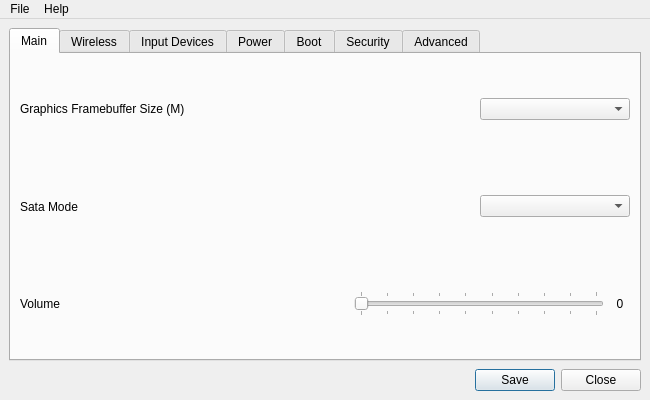
Before: the Qt Designer form src/x230/corevantage.ui in JaGoLi/corevantage, drawn with Qt 5.
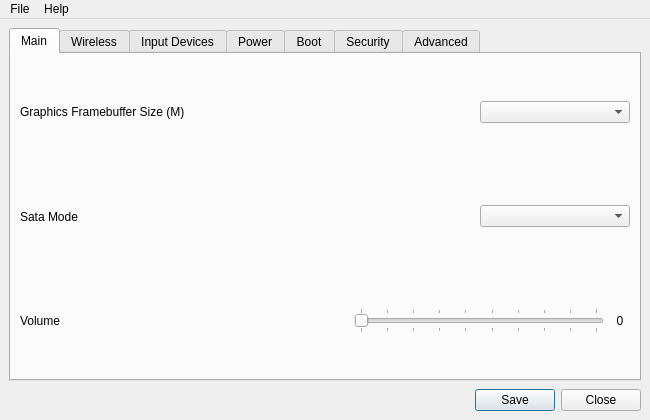
After: the same form once the commit is applied.

Commit message: increased x230 window height

What changed in the file:
```diff
--- a/src/x230/corevantage.ui
+++ b/src/x230/corevantage.ui
@@ -7,7 +7,7 @@
     <x>0</x>
     <y>0</y>
     <width>650</width>
-    <height>400</height>
+    <height>420</height>
    </rect>
   </property>
   <property name="sizePolicy">
@@ -19,13 +19,13 @@
   <property name="minimumSize">
    <size>
     <width>650</width>
-    <height>400</height>
+    <height>420</height>
    </size>
   </property>
   <property name="maximumSize">
    <size>
     <width>650</width>
-    <height>400</height>
+    <height>420</height>
    </size>
   </property>
   <property name="focusPolicy">
```
